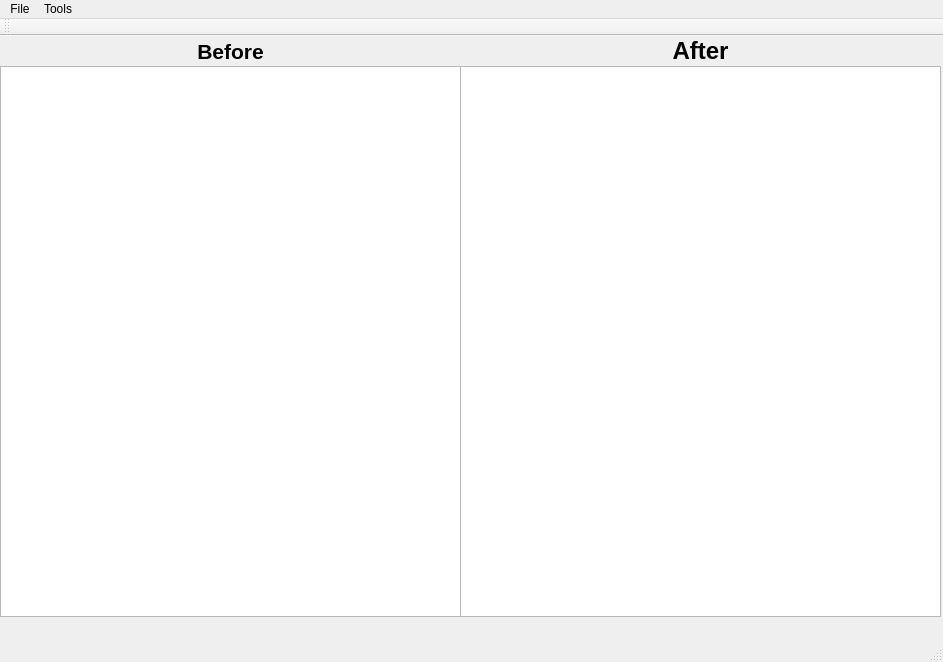
Old version of the form mainwindow.ui in the repository Nefiv/Project1.
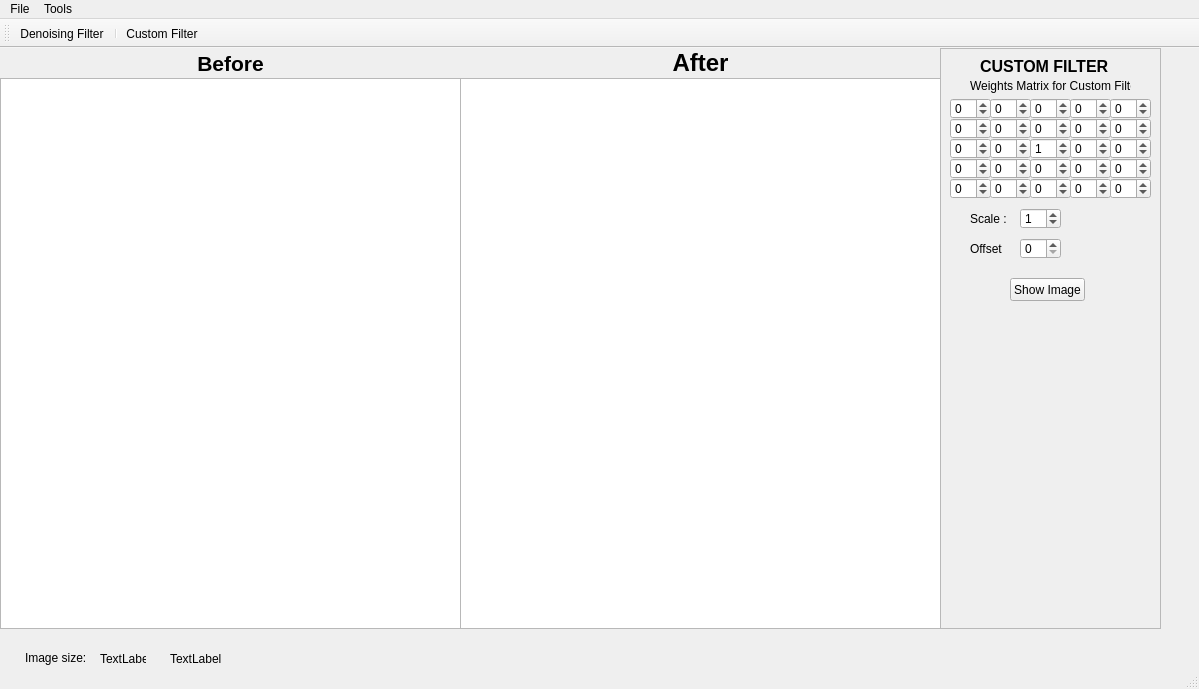
New version of the form.

Commit message: Powazne zmiany w projekcie. Dokonczenie pracy nad custom filter i przygotowanie klasy filters do dodania denoising filter.

```diff
--- a/mainwindow.ui
+++ b/mainwindow.ui
@@ -6,8 +6,8 @@
    <rect>
     <x>0</x>
     <y>0</y>
-    <width>943</width>
-    <height>662</height>
+    <width>1199</width>
+    <height>689</height>
    </rect>
   </property>
   <property name="windowTitle">
@@ -71,6 +71,499 @@
 &lt;p align=&quot;center&quot; style=&quot; margin-top:0px; margin-bottom:0px; margin-left:0px; margin-right:0px; -qt-block-indent:0; text-indent:0px;&quot;&gt;&lt;span style=&quot; font-size:18pt; font-weight:600;&quot;&gt;After&lt;/span&gt;&lt;/p&gt;&lt;/body&gt;&lt;/html&gt;</string>
     </property>
    </widget>
+   <widget class="QFrame" name="frame">
+    <property name="geometry">
+     <rect>
+      <x>940</x>
+      <y>0</y>
+      <width>221</width>
+      <height>581</height>
+     </rect>
+    </property>
+    <property name="frameShape">
+     <enum>QFrame::StyledPanel</enum>
+    </property>
+    <property name="frameShadow">
+     <enum>QFrame::Raised</enum>
+    </property>
+    <widget class="QLabel" name="label_3">
+     <property name="geometry">
+      <rect>
+       <x>30</x>
+       <y>30</y>
+       <width>161</width>
+       <height>16</height>
+      </rect>
+     </property>
+     <property name="text">
+      <string>Weights Matrix for Custom Filter:</string>
+     </property>
+    </widget>
+    <widget class="QSpinBox" name="spinBox">
+     <property name="geometry">
+      <rect>
+       <x>10</x>
+       <y>50</y>
+       <width>41</width>
+       <height>21</height>
+      </rect>
+     </property>
+     <property name="minimum">
+      <number>-99</number>
+     </property>
+    </widget>
+    <widget class="QSpinBox" name="spinBox_2">
+     <property name="geometry">
+      <rect>
+       <x>50</x>
+       <y>50</y>
+       <width>41</width>
+       <height>21</height>
+      </rect>
+     </property>
+     <property name="minimum">
+      <number>-99</number>
+     </property>
+    </widget>
+    <widget class="QSpinBox" name="spinBox_3">
+     <property name="geometry">
+      <rect>
+       <x>90</x>
+       <y>50</y>
+       <width>41</width>
+       <height>21</height>
+      </rect>
+     </property>
+     <property name="minimum">
+      <number>-99</number>
+     </property>
+    </widget>
+    <widget class="QSpinBox" name="spinBox_4">
+     <property name="geometry">
+      <rect>
+       <x>130</x>
+       <y>50</y>
+       <width>41</width>
+       <height>21</height>
+      </rect>
+     </property>
+     <property name="minimum">
+      <number>-99</number>
+     </property>
+    </widget>
+    <widget class="QSpinBox" name="spinBox_5">
+     <property name="geometry">
+      <rect>
+       <x>170</x>
+       <y>50</y>
+       <width>41</width>
+       <height>21</height>
+      </rect>
+     </property>
+     <property name="minimum">
+      <number>-99</number>
+     </property>
+    </widget>
+    <widget class="QSpinBox" name="spinBox_6">
+     <property name="geometry">
+      <rect>
+       <x>10</x>
+       <y>70</y>
+       <width>41</width>
+       <height>21</height>
+      </rect>
+     </property>
+     <property name="minimum">
+      <number>-99</number>
+     </property>
+    </widget>
+    <widget class="QSpinBox" name="spinBox_7">
+     <property name="geometry">
+      <rect>
+       <x>50</x>
+       <y>70</y>
+       <width>41</width>
+       <height>21</height>
+      </rect>
+     </property>
+     <property name="minimum">
+      <number>-99</number>
+     </property>
+    </widget>
+    <widget class="QSpinBox" name="spinBox_8">
+     <property name="geometry">
+      <rect>
+       <x>90</x>
+       <y>70</y>
+       <width>41</width>
+       <height>21</height>
+      </rect>
+     </property>
+     <property name="minimum">
+      <number>-99</number>
+     </property>
+    </widget>
+    <widget class="QSpinBox" name="spinBox_9">
+     <property name="geometry">
+      <rect>
+       <x>130</x>
+       <y>70</y>
+       <width>41</width>
+       <height>21</height>
+      </rect>
+     </property>
+     <property name="minimum">
+      <number>-99</number>
+     </property>
+    </widget>
+    <widget class="QSpinBox" name="spinBox_10">
+     <property name="geometry">
+      <rect>
+       <x>170</x>
+       <y>70</y>
+       <width>41</width>
+       <height>21</height>
+      </rect>
+     </property>
+     <property name="minimum">
+      <number>-99</number>
+     </property>
+    </widget>
+    <widget class="QSpinBox" name="spinBox_11">
+     <property name="geometry">
+      <rect>
+       <x>10</x>
+       <y>90</y>
+       <width>41</width>
+       <height>21</height>
+      </rect>
+     </property>
+     <property name="minimum">
+      <number>-99</number>
+     </property>
+    </widget>
+    <widget class="QSpinBox" name="spinBox_12">
+     <property name="geometry">
+      <rect>
+       <x>50</x>
+       <y>90</y>
+       <width>41</width>
+       <height>21</height>
+      </rect>
+     </property>
+     <property name="minimum">
+      <number>-99</number>
+     </property>
+    </widget>
+    <widget class="QSpinBox" name="spinBox_13">
+     <property name="geometry">
+      <rect>
+       <x>90</x>
+       <y>90</y>
+       <width>41</width>
+       <height>21</height>
+      </rect>
+     </property>
+     <property name="minimum">
+      <number>-99</number>
+     </property>
+     <property name="value">
+      <number>1</number>
+     </property>
+    </widget>
+    <widget class="QSpinBox" name="spinBox_14">
+     <property name="geometry">
+      <rect>
+       <x>130</x>
+       <y>90</y>
+       <width>41</width>
+       <height>21</height>
+      </rect>
+     </property>
+     <property name="minimum">
+      <number>-99</number>
+     </property>
+    </widget>
+    <widget class="QSpinBox" name="spinBox_15">
+     <property name="geometry">
+      <rect>
+       <x>170</x>
+       <y>90</y>
+       <width>41</width>
+       <height>21</height>
+      </rect>
+     </property>
+     <property name="minimum">
+      <number>-99</number>
+     </property>
+     <property name="value">
+      <number>0</number>
+     </property>
+    </widget>
+    <widget class="QSpinBox" name="spinBox_16">
+     <property name="geometry">
+      <rect>
+       <x>10</x>
+       <y>110</y>
+       <width>41</width>
+       <height>21</height>
+      </rect>
+     </property>
+     <property name="minimum">
+      <number>-99</number>
+     </property>
+    </widget>
+    <widget class="QSpinBox" name="spinBox_17">
+     <property name="geometry">
+      <rect>
+       <x>50</x>
+       <y>110</y>
+       <width>41</width>
+       <height>21</height>
+      </rect>
+     </property>
+     <property name="minimum">
+      <number>-99</number>
+     </property>
+    </widget>
+    <widget class="QSpinBox" name="spinBox_18">
+     <property name="geometry">
+      <rect>
+       <x>90</x>
+       <y>110</y>
+       <width>41</width>
+       <height>21</height>
+      </rect>
+     </property>
+     <property name="minimum">
+      <number>-99</number>
+     </property>
+    </widget>
+    <widget class="QSpinBox" name="spinBox_19">
+     <property name="geometry">
+      <rect>
+       <x>130</x>
+       <y>110</y>
+       <width>41</width>
+       <height>21</height>
+      </rect>
+     </property>
+     <property name="minimum">
+      <number>-99</number>
+     </property>
+    </widget>
+    <widget class="QSpinBox" name="spinBox_20">
+     <property name="geometry">
+      <rect>
+       <x>170</x>
+       <y>110</y>
+       <width>41</width>
+       <height>21</height>
+      </rect>
+     </property>
+     <property name="minimum">
+      <number>-99</number>
+     </property>
+    </widget>
+    <widget class="QSpinBox" name="spinBox_21">
+     <property name="geometry">
+      <rect>
+       <x>10</x>
+       <y>130</y>
+       <width>41</width>
+       <height>21</height>
+      </rect>
+     </property>
+     <property name="minimum">
+      <number>-99</number>
+     </property>
+    </widget>
+    <widget class="QSpinBox" name="spinBox_22">
+     <property name="geometry">
+      <rect>
+       <x>50</x>
+       <y>130</y>
+       <width>41</width>
+       <height>21</height>
+      </rect>
+     </property>
+     <property name="minimum">
+      <number>-99</number>
+     </property>
+    </widget>
+    <widget class="QSpinBox" name="spinBox_23">
+     <property name="geometry">
+      <rect>
+       <x>90</x>
+       <y>130</y>
+       <width>41</width>
+       <height>21</height>
+      </rect>
+     </property>
+     <property name="minimum">
+      <number>-99</number>
+     </property>
+    </widget>
+    <widget class="QSpinBox" name="spinBox_24">
+     <property name="geometry">
+      <rect>
+       <x>130</x>
+       <y>130</y>
+       <width>41</width>
+       <height>21</height>
+      </rect>
+     </property>
+     <property name="minimum">
+      <number>-99</number>
+     </property>
+    </widget>
+    <widget class="QSpinBox" name="spinBox_25">
+     <property name="geometry">
+      <rect>
+       <x>170</x>
+       <y>130</y>
+       <width>41</width>
+       <height>21</height>
+      </rect>
+     </property>
+     <property name="minimum">
+      <number>-99</number>
+     </property>
+    </widget>
+    <widget class="QPushButton" name="showImageCustomFilterButton">
+     <property name="geometry">
+      <rect>
+       <x>70</x>
+       <y>230</y>
+       <width>75</width>
+       <height>23</height>
+      </rect>
+     </property>
+     <property name="text">
+      <string>Show Image</string>
+     </property>
+    </widget>
+    <widget class="QLabel" name="label_5">
+     <property name="geometry">
+      <rect>
+       <x>40</x>
+       <y>10</y>
+       <width>141</width>
+       <height>16</height>
+      </rect>
+     </property>
+     <property name="font">
+      <font>
+       <pointsize>12</pointsize>
+       <weight>75</weight>
+       <bold>true</bold>
+      </font>
+     </property>
+     <property name="text">
+      <string>CUSTOM FILTER</string>
+     </property>
+    </widget>
+    <widget class="QSpinBox" name="spinBox_51">
+     <property name="geometry">
+      <rect>
+       <x>80</x>
+       <y>160</y>
+       <width>41</width>
+       <height>21</height>
+      </rect>
+     </property>
+     <property name="minimum">
+      <number>-255</number>
+     </property>
+     <property name="maximum">
+      <number>255</number>
+     </property>
+     <property name="value">
+      <number>1</number>
+     </property>
+    </widget>
+    <widget class="QSpinBox" name="spinBox_52">
+     <property name="geometry">
+      <rect>
+       <x>80</x>
+       <y>190</y>
+       <width>41</width>
+       <height>21</height>
+      </rect>
+     </property>
+     <property name="minimum">
+      <number>0</number>
+     </property>
+     <property name="maximum">
+      <number>255</number>
+     </property>
+    </widget>
+    <widget class="QLabel" name="label_6">
+     <property name="geometry">
+      <rect>
+       <x>30</x>
+       <y>160</y>
+       <width>46</width>
+       <height>21</height>
+      </rect>
+     </property>
+     <property name="text">
+      <string>Scale :</string>
+     </property>
+    </widget>
+    <widget class="QLabel" name="label_7">
+     <property name="geometry">
+      <rect>
+       <x>30</x>
+       <y>190</y>
+       <width>46</width>
+       <height>21</height>
+      </rect>
+     </property>
+     <property name="text">
+      <string>Offset</string>
+     </property>
+    </widget>
+   </widget>
+   <widget class="QLabel" name="label_4">
+    <property name="geometry">
+     <rect>
+      <x>25</x>
+      <y>600</y>
+      <width>61</width>
+      <height>20</height>
+     </rect>
+    </property>
+    <property name="text">
+     <string>Image size:</string>
+    </property>
+   </widget>
+   <widget class="QLabel" name="label_8">
+    <property name="geometry">
+     <rect>
+      <x>100</x>
+      <y>600</y>
+      <width>46</width>
+      <height>21</height>
+     </rect>
+    </property>
+    <property name="text">
+     <string>TextLabel</string>
+    </property>
+   </widget>
+   <widget class="QLabel" name="label_9">
+    <property name="geometry">
+     <rect>
+      <x>170</x>
+      <y>600</y>
+      <width>51</width>
+      <height>21</height>
+     </rect>
+    </property>
+    <property name="text">
+     <string>TextLabel</string>
+    </property>
+   </widget>
    <zorder>graphicsView</zorder>
    <zorder>graphicsView_2</zorder>
    <zorder>label_2</zorder>
@@ -81,7 +574,7 @@
     <rect>
      <x>0</x>
      <y>0</y>
-     <width>943</width>
+     <width>1199</width>
      <height>21</height>
     </rect>
    </property>
@@ -110,6 +603,9 @@
    <attribute name="toolBarBreak">
     <bool>false</bool>
    </attribute>
+   <addaction name="actionDenoising"/>
+   <addaction name="separator"/>
+   <addaction name="actionCustom_Filter"/>
   </widget>
   <widget class="QStatusBar" name="statusBar"/>
   <action name="actionOpen">
@@ -137,6 +633,11 @@
     <string>Denoising Filter</string>
    </property>
   </action>
+  <action name="actionCustom_Filter">
+   <property name="text">
+    <string>Custom Filter</string>
+   </property>
+  </action>
  </widget>
  <layoutdefault spacing="6" margin="11"/>
  <resources/>
```
Left out of the diff: 5 changed lines with no effect on the pictures. The commit also changes 6 other files.
